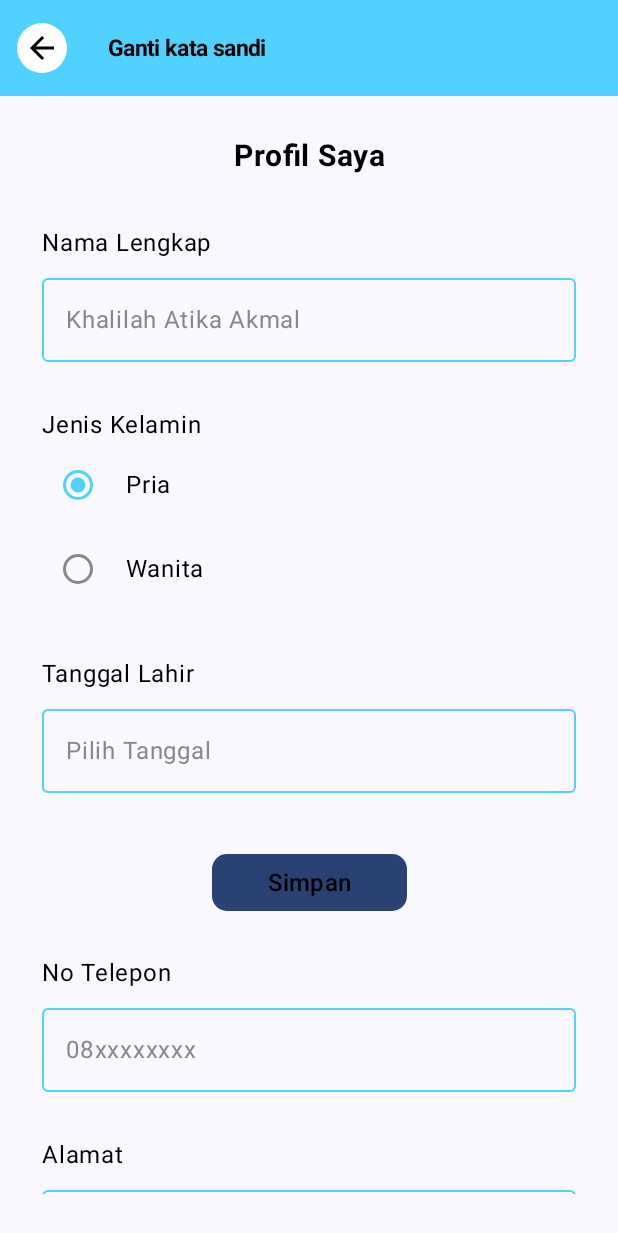
After one commit to Debbylelycaa/Rangkul-app, an Android app built with Jetpack Compose: the composable EditProfilScreen shown on its own in the app's theme, on a phone screen of 412 x 824 dp. The commit adds this screen. Shown: the top 1233 px of the screen. Run offline under Robolectric (Android 15) with nearby library versions, the phone set to English and light mode, and no system bars.

Commit message:
edit profil

```diff
--- a/app/build.gradle.kts
+++ b/app/build.gradle.kts
@@ -60,6 +60,7 @@ dependencies {
     implementation("androidx.compose.ui:ui-tooling-preview")
     implementation("androidx.compose.material3:material3")
     implementation("androidx.navigation:navigation-compose:2.7.7")
+    implementation("androidx.compose.material3:material3-android:1.2.1")
     testImplementation("junit:junit:4.13.2")
     androidTestImplementation("androidx.test.ext:junit:1.1.5")
     androidTestImplementation("androidx.test.espresso:espresso-core:3.5.1")
--- /dev/null
+++ b/app/src/main/java/org/starlee/rangkulapp/ui/screen/EditProfilScreen.kt
@@ -0,0 +1,336 @@
+package org.starlee.rangkulapp.ui.screen
+
+import android.app.DatePickerDialog
+import android.content.res.Configuration
+import android.widget.DatePicker
+import androidx.compose.foundation.background
+import androidx.compose.foundation.clickable
+import androidx.compose.foundation.layout.Arrangement
+import androidx.compose.foundation.layout.Box
+import androidx.compose.foundation.layout.Row
+import androidx.compose.foundation.layout.Spacer
+import androidx.compose.foundation.layout.fillMaxSize
+import androidx.compose.foundation.layout.fillMaxWidth
+import androidx.compose.foundation.layout.height
+import androidx.compose.foundation.layout.padding
+import androidx.compose.foundation.layout.size
+import androidx.compose.foundation.layout.width
+import androidx.compose.foundation.lazy.LazyColumn
+import androidx.compose.foundation.shape.CircleShape
+import androidx.compose.foundation.shape.RoundedCornerShape
+import androidx.compose.foundation.text.KeyboardOptions
+import androidx.compose.material.icons.Icons
+import androidx.compose.material.icons.filled.ArrowBack
+import androidx.compose.material3.Button
+import androidx.compose.material3.ExperimentalMaterial3Api
+import androidx.compose.material3.Icon
+import androidx.compose.material3.IconButton
+import androidx.compose.material3.OutlinedTextField
+import androidx.compose.material3.RadioButton
+import androidx.compose.material3.RadioButtonDefaults
+import androidx.compose.material3.Scaffold
+import androidx.compose.material3.Surface
+import androidx.compose.material3.Text
+import androidx.compose.material3.TextFieldDefaults
+import androidx.compose.material3.TopAppBar
+import androidx.compose.material3.TopAppBarDefaults
+import androidx.compose.runtime.Composable
+import androidx.compose.runtime.mutableStateOf
+import androidx.compose.runtime.remember
+import androidx.compose.ui.Alignment
+import androidx.compose.ui.Modifier
+import androidx.compose.ui.graphics.Color
+import androidx.compose.ui.platform.LocalContext
+import androidx.compose.ui.res.colorResource
+import androidx.compose.ui.res.stringResource
+import androidx.compose.ui.text.TextStyle
+import androidx.compose.ui.text.font.FontWeight
+import androidx.compose.ui.text.input.ImeAction
+import androidx.compose.ui.text.style.TextAlign
+import androidx.compose.ui.tooling.preview.Preview
+import androidx.compose.ui.unit.dp
+import androidx.compose.ui.unit.sp
+import androidx.navigation.NavHostController
+import androidx.navigation.compose.rememberNavController
+import org.starlee.rangkulapp.R
+import org.starlee.rangkulapp.ui.theme.RangkulAppTheme
+import java.util.Calendar
+
+@OptIn(ExperimentalMaterial3Api::class)
+@Composable
+fun EditProfilScreen(navController: NavHostController) {
+
+    val customColor = colorResource(id = R.color.custom_blue)
+
+    Scaffold(
+        topBar = {
+            TopAppBar(
+                navigationIcon = {
+                    IconButton(onClick = { navController.popBackStack() }) {
+                        Box(
+                            contentAlignment = Alignment.Center,
+                            modifier = Modifier
+                                .size(33.dp)
+                                .background(Color.White, shape = CircleShape)
+                        ) {
+                            Icon(
+                                imageVector = Icons.Filled.ArrowBack,
+                                contentDescription = stringResource(R.string.kembali),
+                                tint = Color.Black
+                            )
+                        }
+                    }
+                },
+                title = {
+                    Text(
+                        text = stringResource(id = R.string.ganti_kata_sandi),
+                        style = TextStyle(
+                            fontWeight = FontWeight.Bold,
+                            color = Color.Black,
+                            fontSize = 15.sp
+                        ),
+                        modifier = Modifier.padding(start = 16.dp)
+                    )
+                },
+                colors = TopAppBarDefaults.mediumTopAppBarColors(
+                    containerColor = customColor,
+                    titleContentColor = customColor,
+                )
+            )
+        }
+    ) { padding ->
+        EditProfilContent(Modifier.padding(padding))
+    }
+}
+
+@OptIn(ExperimentalMaterial3Api::class)
+@Composable
+fun EditProfilContent(modifier: Modifier) {
+
+    val namalengkapState = remember { mutableStateOf("") }
+    val noteleponState = remember { mutableStateOf("") }
+    val alamatState = remember { mutableStateOf("") }
+    val genderOptions = listOf("Pria", "Wanita")
+    val selectedGenderState = remember { mutableStateOf(genderOptions[0]) }
+    val dateState = remember { mutableStateOf("") }
+
+    val customColor = colorResource(id = R.color.custom_blue)
+
+    // DatePicker
+    val context = LocalContext.current
+    val calendar = Calendar.getInstance()
+    val year = calendar.get(Calendar.YEAR)
+    val month = calendar.get(Calendar.MONTH)
+    val day = calendar.get(Calendar.DAY_OF_MONTH)
+
+    val datePickerDialog = DatePickerDialog(
+        context,
+        { _: DatePicker, selectedYear: Int, selectedMonth: Int, selectedDayOfMonth: Int ->
+            dateState.value = "$selectedDayOfMonth/${selectedMonth + 1}/$selectedYear"
+        }, year, month, day
+    )
+
+    Surface(
+        modifier = modifier
+            .fillMaxSize()
+            .padding(28.dp),
+        color = Color.Transparent
+    ) {
+        LazyColumn(
+            modifier = Modifier.fillMaxSize(),
+            verticalArrangement = Arrangement.Top,
+            horizontalAlignment = Alignment.Start // Align items to the start (left)
+        ) {
+            item {
+                Text(
+                    text = "Profil Saya",
+                    fontSize = 20.sp,
+                    color = Color.Black,
+                    fontWeight = FontWeight.Bold,
+                    modifier = Modifier.fillMaxWidth(),
+                    textAlign = TextAlign.Center
+                )
+                Spacer(modifier = Modifier.height(34.dp))
+                Text(
+                    text = "Nama Lengkap",
+                    fontSize = 16.sp,
+                    color = Color.Black,
+                    fontWeight = FontWeight.Normal,
+                    textAlign = TextAlign.Start
+                )
+                Spacer(modifier = Modifier.height(3.dp))
+                OutlinedTextField(
+                    value = namalengkapState.value,
+                    onValueChange = { newValue ->
+                        namalengkapState.value = newValue
+                    },
+                    label = { Text("Khalilah Atika Akmal") },
+                    modifier = Modifier.fillMaxWidth(),
+                    keyboardOptions = KeyboardOptions.Default.copy(
+                        imeAction = ImeAction.Next
+                    ),
+                    colors = TextFieldDefaults.outlinedTextFieldColors(
+                        focusedBorderColor = customColor,
+                        unfocusedBorderColor = customColor,
+                        // Setting the label color to grey
+                        focusedLabelColor = Color.Gray,
+                        unfocusedLabelColor = Color.Gray
+                    )
+                )
+                Spacer(modifier = Modifier.height(30.dp))
+                Text(
+                    text = "Jenis Kelamin",
+                    fontSize = 16.sp,
+                    color = Color.Black,
+                    fontWeight = FontWeight.Normal,
+                    textAlign = TextAlign.Start
+                )
+                genderOptions.forEach { gender ->
+                    Row(
+                        verticalAlignment = Alignment.CenterVertically,
+                        modifier = Modifier.padding(vertical = 4.dp)
+                    ) {
+                        RadioButton(
+                            selected = selectedGenderState.value == gender,
+                            onClick = { selectedGenderState.value = gender },
+                            colors = RadioButtonDefaults.colors(
+                                selectedColor = customColor,
+                                unselectedColor = Color.Gray
+                            )
+                        )
+                        Text(
+                            text = gender,
+                            fontSize = 16.sp,
+                            color = Color.Black,
+                            fontWeight = FontWeight.Normal,
+                            modifier = Modifier.padding(start = 8.dp)
+                        )
+                    }
+                }
+                Spacer(modifier = Modifier.height(30.dp))
+                Text(
+                    text = "Tanggal Lahir",
+                    fontSize = 16.sp,
+                    color = Color.Black,
+                    fontWeight = FontWeight.Normal,
+                    textAlign = TextAlign.Start
+                )
+                Spacer(modifier = Modifier.height(3.dp))
+                OutlinedTextField(
+                    value = dateState.value,
+                    onValueChange = { /* do nothing */ },
+                    label = { Text("Pilih Tanggal") },
+                    modifier = Modifier
+                        .fillMaxWidth()
+                        .clickable { datePickerDialog.show() },
+                    readOnly = true,
+                    colors = TextFieldDefaults.outlinedTextFieldColors(
+                        focusedBorderColor = customColor,
+                        unfocusedBorderColor = customColor,
+                        focusedLabelColor = Color.Gray,
+                        unfocusedLabelColor = Color.Gray
+                    )
+                )
+                Spacer(modifier = Modifier.height(40.dp))
+                Box(modifier = Modifier.fillMaxWidth()) {
+                    Button(
+                        onClick = { /* on click action */ },
+                        modifier = Modifier
+                            .width(130.dp)
+                            .height(38.dp)
+                            .align(Alignment.Center),
+                        shape = RoundedCornerShape(10.dp)
+                    ) {
+                        Text(
+                            text = "Simpan",
+                            fontSize = 16.sp,
+                            color = Color.Black
+                        )
+                    }
+                }
+                Spacer(modifier = Modifier.height(30.dp))
+                Text(
+                    text = "No Telepon",
+                    fontSize = 16.sp,
+                    color = Color.Black,
+                    fontWeight = FontWeight.Normal,
+                    textAlign = TextAlign.Start
+                )
+                Spacer(modifier = Modifier.height(3.dp))
+                OutlinedTextField(
+                    value = noteleponState.value,
+                    onValueChange = { newValue ->
+                        noteleponState.value = newValue
+                    },
+                    label = { Text("08xxxxxxxx") },
+                    modifier = Modifier.fillMaxWidth(),
+                    keyboardOptions = KeyboardOptions.Default.copy(
+                        imeAction = ImeAction.Next
+                    ),
+                    colors = TextFieldDefaults.outlinedTextFieldColors(
+                        focusedBorderColor = customColor,
+                        unfocusedBorderColor = customColor,
+                        // Setting the label color to grey
+                        focusedLabelColor = Color.Gray,
+                        unfocusedLabelColor = Color.Gray
+                    )
+                )
+                Spacer(modifier = Modifier.height(30.dp))
+                Text(
+                    text = "Alamat",
+                    fontSize = 16.sp,
+                    color = Color.Black,
+                    fontWeight = FontWeight.Normal,
+                    textAlign = TextAlign.Start
+                )
+                Spacer(modifier = Modifier.height(3.dp))
+                OutlinedTextField(
+                    value = alamatState.value,
+                    onValueChange = { newValue ->
+                        alamatState.value = newValue
+                    },
+                    label = { Text("Jalan......") },
+                    modifier = Modifier.fillMaxWidth(),
+                    keyboardOptions = KeyboardOptions.Default.copy(
+                        imeAction = ImeAction.Next
+                    ),
+                    colors = TextFieldDefaults.outlinedTextFieldColors(
+                        focusedBorderColor = customColor,
+                        unfocusedBorderColor = customColor,
+                        // Setting the label color to grey
+                        focusedLabelColor = Color.Gray,
+                        unfocusedLabelColor = Color.Gray
+                    )
+                )
+                Spacer(modifier = Modifier.height(40.dp))
+                Box(modifier = Modifier.fillMaxWidth()) {
+                    Button(
+                        onClick = { /* on click action */ },
+                        modifier = Modifier
+                            .width(130.dp)
+                            .height(38.dp)
+                            .align(Alignment.Center), // Center the button horizontally
+                        shape = RoundedCornerShape(10.dp)
+                    ) {
+                        Text(
+                            text = "Simpan",
+                            fontSize = 16.sp,
+                            color = Color.Black
+                        )
+                    }
+                }
+            }
+        }
+    }
+}
+
+
+
+@Preview(showBackground = true)
+@Preview(uiMode = Configuration.UI_MODE_NIGHT_YES, showBackground = true)
+@Composable
+fun EditProfilScreenPreview() {
+    RangkulAppTheme {
+        EditProfilScreen(rememberNavController())
+    }
+}
--- a/app/src/main/java/org/starlee/rangkulapp/ui/screen/GantiKataSandiScreen.kt
+++ b/app/src/main/java/org/starlee/rangkulapp/ui/screen/GantiKataSandiScreen.kt
@@ -102,6 +102,7 @@ fun GantiKataSandiContent(modifier: Modifier) {
 
     val emailState = remember { mutableStateOf("") }
     val passwordState = remember { mutableStateOf("") }
+    val ulangpasswordState = remember { mutableStateOf("") }
 
     val customColor = colorResource(id = R.color.custom_blue)
 
@@ -190,9 +191,9 @@ fun GantiKataSandiContent(modifier: Modifier) {
             )
             Spacer(modifier = Modifier.height(3.dp))
             OutlinedTextField(
-                value = passwordState.value,
+                value = ulangpasswordState.value,
                 onValueChange = { newValue ->
-                    passwordState.value = newValue
+                    ulangpasswordState.value = newValue
                 },
                 label = { Text("......") },
                 modifier = Modifier.fillMaxWidth(),
```
